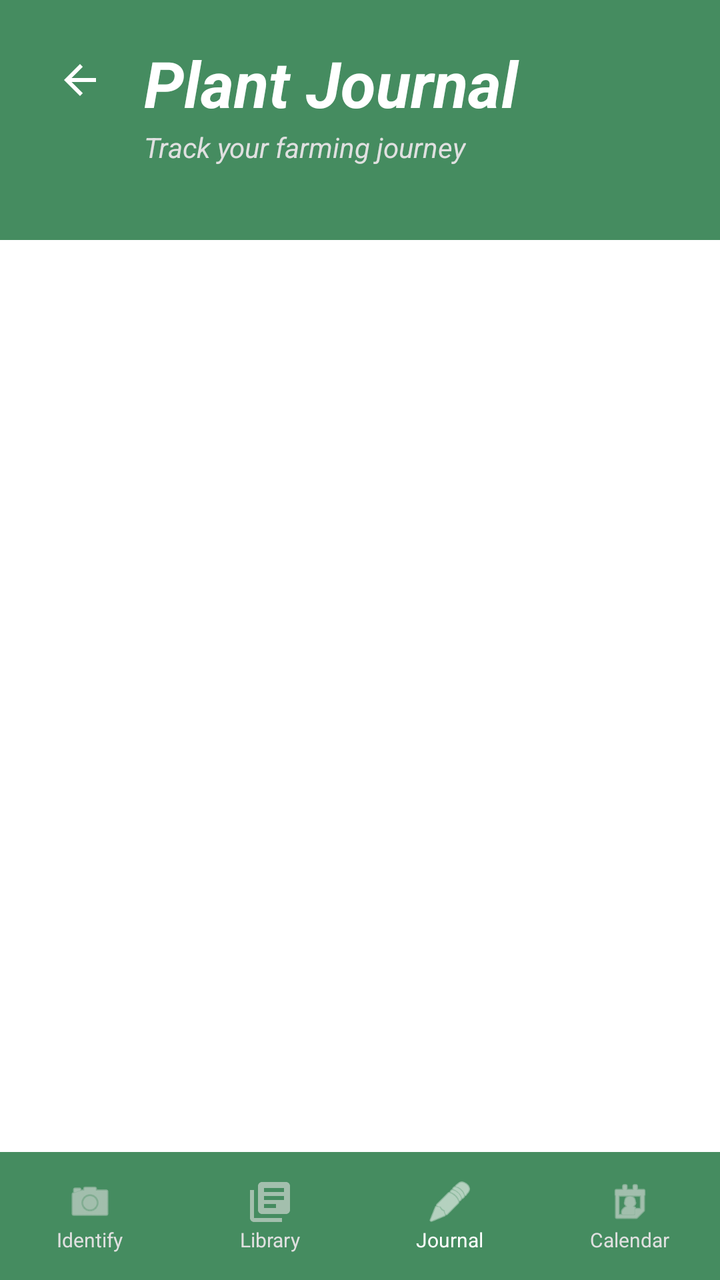
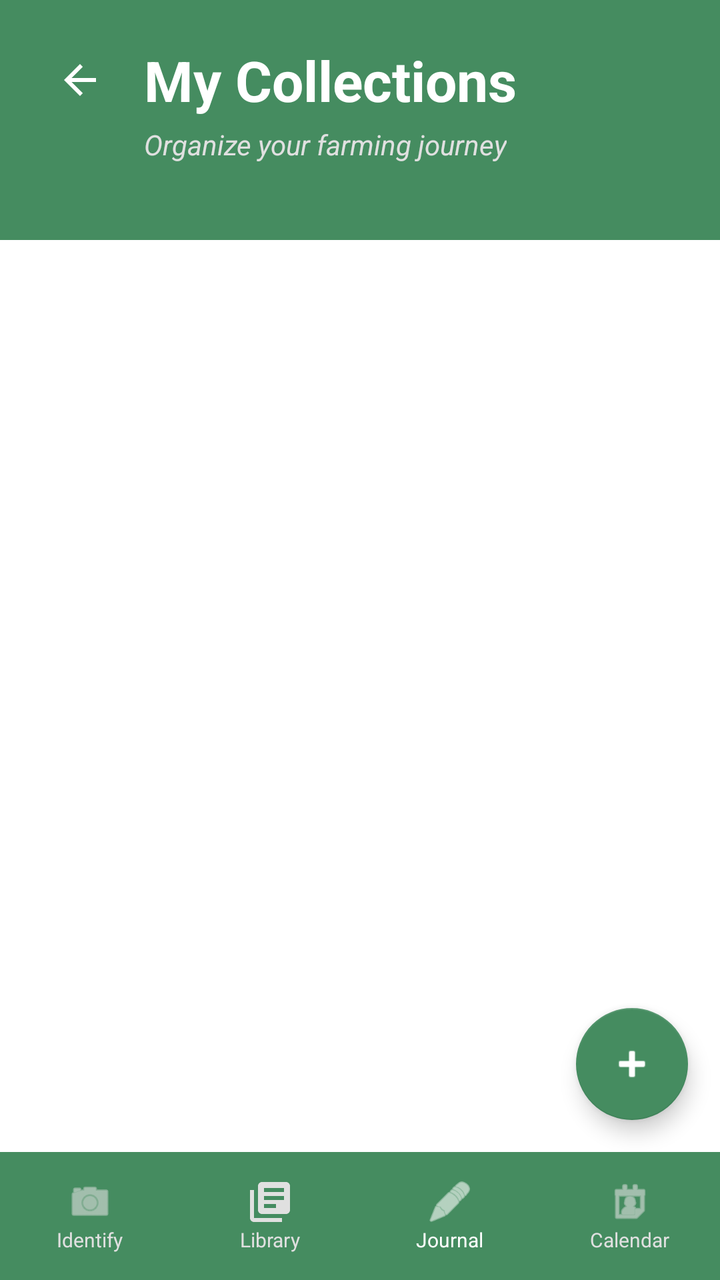

The first picture is an Android layout as it rendered before a commit; the second is the same layout after the commit. The layout source and the unified diff follow.
<!-- AndroidManifest.xml: application theme Theme.Botadex -->
<!-- res/layout/activity_journal.xml -->
<?xml version="1.0" encoding="utf-8"?>
<androidx.constraintlayout.widget.ConstraintLayout xmlns:android="http://schemas.android.com/apk/res/android"
    xmlns:app="http://schemas.android.com/apk/res-auto"
    xmlns:tools="http://schemas.android.com/tools"
    android:layout_width="match_parent"
    android:layout_height="match_parent"
    android:background="#FFFFFF">

    

    <View
        android:id="@+id/headerBackground"
        android:layout_width="0dp"
        android:layout_height="120dp"
        android:background="#458C60"
        app:layout_constraintEnd_toEndOf="parent"
        app:layout_constraintHorizontal_bias="0.0"
        app:layout_constraintStart_toStartOf="parent"
        app:layout_constraintTop_toTopOf="parent" />

    <ImageButton
        android:id="@+id/backButton"
        android:layout_width="48dp"
        android:layout_height="48dp"
        android:layout_marginStart="16dp"
        android:layout_marginTop="16dp"
        android:background="?attr/selectableItemBackgroundBorderless"
        android:contentDescription="Back"
        android:src="@drawable/abc_ic_ab_back_material"
        app:layout_constraintStart_toStartOf="parent"
        app:layout_constraintTop_toTopOf="parent"
        app:tint="#FFFFFF" />

    <TextView
        android:id="@+id/titleText"
        android:layout_width="210dp"
        android:layout_height="40dp"
        android:layout_marginStart="8dp"
        android:text="Plant Journal"
        android:textColor="#FFFFFF"
        android:textSize="32sp"
        android:textStyle="bold|italic"
        app:layout_constraintBottom_toBottomOf="@id/backButton"
        app:layout_constraintStart_toEndOf="@id/backButton"
        app:layout_constraintTop_toTopOf="@id/backButton" />

    <TextView
        android:id="@+id/subtitleText"
        android:layout_width="wrap_content"
        android:layout_height="wrap_content"
        android:layout_marginTop="4dp"
        android:text="Track your farming journey"
        android:textColor="#E0E0E0"
        android:textSize="14sp"
        android:textStyle="italic"
        app:layout_constraintStart_toStartOf="@id/titleText"
        app:layout_constraintTop_toBottomOf="@id/titleText" />

    
    <androidx.recyclerview.widget.RecyclerView
        android:id="@+id/journalRecyclerView"
        android:layout_width="0dp"
        android:layout_height="0dp"
        android:layout_marginTop="16dp"
        android:paddingHorizontal="8dp"
        app:layout_constraintBottom_toTopOf="@id/bottomNavigation"
        app:layout_constraintEnd_toEndOf="parent"
        app:layout_constraintStart_toStartOf="parent"
        app:layout_constraintTop_toBottomOf="@id/headerBackground"
        tools:listitem="@layout/item_journal_card" />

    
    <LinearLayout
        android:id="@+id/bottomNavigation"
        android:layout_width="0dp"
        android:layout_height="64dp"
        android:background="#458C60"
        android:orientation="horizontal"
        app:layout_constraintBottom_toBottomOf="parent"
        app:layout_constraintEnd_toEndOf="parent"
        app:layout_constraintStart_toStartOf="parent">

        <LinearLayout
            android:id="@+id/navIdentify"
            android:layout_width="0dp"
            android:layout_height="match_parent"
            android:layout_weight="1"
            android:gravity="center"
            android:orientation="vertical">

            <ImageView
                android:layout_width="24dp"
                android:layout_height="24dp"
                android:src="@android:drawable/ic_menu_camera"
                app:tint="#E0E0E0" />

            <TextView
                android:layout_width="wrap_content"
                android:layout_height="wrap_content"
                android:text="Identify"
                android:textColor="#E0E0E0"
                android:textSize="10sp" />
        </LinearLayout>

        <LinearLayout
            android:id="@+id/navLibrary"
            android:layout_width="0dp"
            android:layout_height="match_parent"
            android:layout_weight="1"
            android:gravity="center"
            android:orientation="vertical">

            <ImageView
                android:layout_width="24dp"
                android:layout_height="24dp"
                android:src="@drawable/ic_library_books"
                app:tint="#9AE0E0E0" />

            <TextView
                android:layout_width="wrap_content"
                android:layout_height="wrap_content"
                android:text="Library"
                android:textColor="#E0E0E0"
                android:textSize="10sp" />
        </LinearLayout>

        <LinearLayout
            android:id="@+id/navJournal"
            android:layout_width="0dp"
            android:layout_height="match_parent"
            android:layout_weight="1"
            android:gravity="center"
            android:orientation="vertical">

            <ImageView
                android:layout_width="24dp"
                android:layout_height="24dp"
                android:foreground="@android:drawable/ic_menu_edit"
                android:foregroundTint="#FFFFFF"
                android:src="@android:drawable/ic_menu_edit"
                app:tint="#FFFFFF" />

            <TextView
                android:layout_width="wrap_content"
                android:layout_height="wrap_content"
                android:text="Journal"
                android:textColor="#FFFFFF"
                android:textSize="10sp" />
        </LinearLayout>

        <LinearLayout
            android:id="@+id/navCalendar"
            android:layout_width="0dp"
            android:layout_height="match_parent"
            android:layout_weight="1"
            android:gravity="center"
            android:orientation="vertical">

            <ImageView
                android:layout_width="24dp"
                android:layout_height="24dp"
                android:src="@android:drawable/ic_menu_my_calendar"
                app:tint="#E0E0E0" />

            <TextView
                android:layout_width="wrap_content"
                android:layout_height="wrap_content"
                android:text="Calendar"
                android:textColor="#E0E0E0"
                android:textSize="10sp" />
        </LinearLayout>
    </LinearLayout>

</androidx.constraintlayout.widget.ConstraintLayout>
<!-- res/layout/item_journal_card.xml (included above) -->
<?xml version="1.0" encoding="utf-8"?>
<androidx.cardview.widget.CardView xmlns:android="http://schemas.android.com/apk/res/android"
    xmlns:app="http://schemas.android.com/apk/res-auto"
    android:layout_width="match_parent"
    android:layout_height="wrap_content"
    android:layout_marginVertical="8dp"
    android:layout_marginHorizontal="16dp"
    app:cardCornerRadius="16dp"
    app:cardElevation="4dp">

    <androidx.constraintlayout.widget.ConstraintLayout
        android:layout_width="match_parent"
        android:layout_height="wrap_content">

        <ImageView
            android:id="@+id/journalImage"
            android:layout_width="0dp"
            android:layout_height="150dp"
            android:background="#12182B"
            android:scaleType="centerCrop"
            app:layout_constraintEnd_toEndOf="parent"
            app:layout_constraintStart_toStartOf="parent"
            app:layout_constraintTop_toTopOf="parent" />

        <TextView
            android:id="@+id/cropNameText"
            android:layout_width="0dp"
            android:layout_height="wrap_content"
            android:layout_marginStart="16dp"
            android:layout_marginTop="8dp"
            android:fontFamily="@font/jockey_one"
            android:text="Crop Name..."
            android:textColor="#000000"
            android:textSize="20sp"
            android:textStyle="bold"
            app:layout_constraintEnd_toStartOf="@+id/deleteButton"
            app:layout_constraintStart_toStartOf="parent"
            app:layout_constraintTop_toBottomOf="@id/journalImage" />

        <ImageButton
            android:id="@+id/deleteButton"
            android:layout_width="48dp"
            android:layout_height="48dp"
            android:layout_marginEnd="8dp"
            android:background="?attr/selectableItemBackgroundBorderless"
            android:src="@android:drawable/ic_menu_delete"
            app:layout_constraintBottom_toBottomOf="@id/dateText"
            app:layout_constraintEnd_toEndOf="parent"
            app:layout_constraintTop_toTopOf="@id/cropNameText"
            app:tint="#FF0000" />

        <TextView
            android:id="@+id/dateText"
            android:layout_width="wrap_content"
            android:layout_height="wrap_content"
            android:layout_marginStart="16dp"
            android:text="01/01/2026"
            android:textColor="#9E9E9E"
            android:textSize="14sp"
            android:textStyle="italic"
            app:layout_constraintStart_toStartOf="parent"
            app:layout_constraintTop_toBottomOf="@id/cropNameText" />

        <TextView
            android:id="@+id/notesText"
            android:layout_width="0dp"
            android:layout_height="wrap_content"
            android:layout_marginStart="16dp"
            android:layout_marginTop="4dp"
            android:layout_marginEnd="16dp"
            android:layout_marginBottom="16dp"
            android:fontFamily="@font/jockey_one"
            android:text="Documentations"
            android:textColor="#616161"
            android:textSize="12sp"
            app:layout_constraintBottom_toBottomOf="parent"
            app:layout_constraintEnd_toEndOf="parent"
            app:layout_constraintStart_toStartOf="parent"
            app:layout_constraintTop_toBottomOf="@id/dateText" />

    </androidx.constraintlayout.widget.ConstraintLayout>
</androidx.cardview.widget.CardView>
<!-- resources referenced by this layout -->
<resources>
  <!-- drawable ic_library_books (drawable) -->
  <vector xmlns:android="http://schemas.android.com/apk/res/android"
      android:width="24dp"
      android:height="24dp"
      android:viewportWidth="24.0"
      android:viewportHeight="24.0">
      <path
          android:fillColor="#FF000000"
          android:pathData="M4,6H2v14c0,1.1 0.9,2 2,2h14v-2H4V6zm16,-4H8C6.9,2 6,2.9 6,4v12c0,1.1 0.9,2 2,2h12c1.1,0 2,-0.9 2,-2V4c0,-1.1 -0.9,-2 -2,-2zm-1,9H9V9h10v2zm-4,4H9v-2h6v2zm4,-8H9V5h10v2z" />
  </vector>
  <style name="Theme.Botadex" parent="Theme.MaterialComponents.DayNight.NoActionBar">
          
          <item name="colorPrimary">@color/purple_500</item>
          <item name="colorPrimaryVariant">@color/purple_700</item>
          <item name="colorOnPrimary">@color/white</item>
          
          <item name="colorSecondary">@color/teal_200</item>
          <item name="colorSecondaryVariant">@color/teal_700</item>
          <item name="colorOnSecondary">@color/black</item>
          
          <item name="android:statusBarColor">?attr/colorPrimaryVariant</item>
          
      </style>
  <color name="purple_500">#FF6200EE</color>
  <color name="purple_700">#FF3700B3</color>
  <color name="white">#FFFFFFFF</color>
  <color name="teal_200">#FF03DAC5</color>
  <color name="teal_700">#FF018786</color>
  <color name="black">#FF000000</color>
</resources>

<!-- the commit's change to res/layout/activity_journal.xml (unified diff, before → after) -->
@@ -7,14 +7,12 @@
     android:background="#FFFFFF">
 
     
-
     <View
         android:id="@+id/headerBackground"
         android:layout_width="0dp"
         android:layout_height="120dp"
         android:background="#458C60"
         app:layout_constraintEnd_toEndOf="parent"
-        app:layout_constraintHorizontal_bias="0.0"
         app:layout_constraintStart_toStartOf="parent"
         app:layout_constraintTop_toTopOf="parent" />
 
@@ -33,13 +31,13 @@
 
     <TextView
         android:id="@+id/titleText"
-        android:layout_width="210dp"
-        android:layout_height="40dp"
+        android:layout_width="wrap_content"
+        android:layout_height="wrap_content"
         android:layout_marginStart="8dp"
-        android:text="Plant Journal"
+        android:text="My Collections"
         android:textColor="#FFFFFF"
-        android:textSize="32sp"
-        android:textStyle="bold|italic"
+        android:textSize="28sp"
+        android:textStyle="bold"
         app:layout_constraintBottom_toBottomOf="@id/backButton"
         app:layout_constraintStart_toEndOf="@id/backButton"
         app:layout_constraintTop_toTopOf="@id/backButton" />
@@ -49,7 +47,7 @@
         android:layout_width="wrap_content"
         android:layout_height="wrap_content"
         android:layout_marginTop="4dp"
-        android:text="Track your farming journey"
+        android:text="Organize your farming journey"
         android:textColor="#E0E0E0"
         android:textSize="14sp"
         android:textStyle="italic"
@@ -67,7 +65,20 @@
         app:layout_constraintEnd_toEndOf="parent"
         app:layout_constraintStart_toStartOf="parent"
         app:layout_constraintTop_toBottomOf="@id/headerBackground"
-        tools:listitem="@layout/item_journal_card" />
+        tools:listitem="@layout/item_collection_card" />
+
+    <com.google.android.material.floatingactionbutton.FloatingActionButton
+        android:id="@+id/addCollectionButton"
+        android:layout_width="wrap_content"
+        android:layout_height="wrap_content"
+        android:layout_marginEnd="16dp"
+        android:layout_marginBottom="16dp"
+        android:src="@android:drawable/ic_input_add"
+        app:backgroundTint="#458C60"
+        app:layout_constraintBottom_toTopOf="@id/bottomNavigation"
+        app:layout_constraintEnd_toEndOf="parent"
+        app:tint="#FFFFFF"
+        android:contentDescription="Add New Collection" />
 
     
     <LinearLayout
@@ -85,21 +96,12 @@
             android:layout_width="0dp"
             android:layout_height="match_parent"
             android:layout_weight="1"
-            android:gravity="center"
-            android:orientation="vertical">
-
-            <ImageView
-                android:layout_width="24dp"
-                android:layout_height="24dp"
-                android:src="@android:drawable/ic_menu_camera"
-                app:tint="#E0E0E0" />
-
-            <TextView
-                android:layout_width="wrap_content"
-                android:layout_height="wrap_content"
-                android:text="Identify"
-                android:textColor="#E0E0E0"
-                android:textSize="10sp" />
+            android:clickable="true"
+            android:focusable="true"
+            android:gravity="center"
+            android:orientation="vertical">
+            <ImageView android:layout_width="24dp" android:layout_height="24dp" android:src="@android:drawable/ic_menu_camera" app:tint="#E0E0E0" />
+            <TextView android:layout_width="wrap_content" android:layout_height="wrap_content" android:text="Identify" android:textColor="#E0E0E0" android:textSize="10sp" />
         </LinearLayout>
 
         <LinearLayout
@@ -107,21 +109,12 @@
             android:layout_width="0dp"
             android:layout_height="match_parent"
             android:layout_weight="1"
-            android:gravity="center"
-            android:orientation="vertical">
-
-            <ImageView
-                android:layout_width="24dp"
-                android:layout_height="24dp"
-                android:src="@drawable/ic_library_books"
-                app:tint="#9AE0E0E0" />
-
-            <TextView
-                android:layout_width="wrap_content"
-                android:layout_height="wrap_content"
-                android:text="Library"
-                android:textColor="#E0E0E0"
-                android:textSize="10sp" />
+            android:clickable="true"
+            android:focusable="true"
+            android:gravity="center"
+            android:orientation="vertical">
+            <ImageView android:layout_width="24dp" android:layout_height="24dp" android:src="@drawable/ic_library_books" app:tint="#E0E0E0" />
+            <TextView android:layout_width="wrap_content" android:layout_height="wrap_content" android:text="Library" android:textColor="#E0E0E0" android:textSize="10sp" />
         </LinearLayout>
 
         <LinearLayout
@@ -129,23 +122,12 @@
             android:layout_width="0dp"
             android:layout_height="match_parent"
             android:layout_weight="1"
-            android:gravity="center"
-            android:orientation="vertical">
-
-            <ImageView
-                android:layout_width="24dp"
-                android:layout_height="24dp"
-                android:foreground="@android:drawable/ic_menu_edit"
-                android:foregroundTint="#FFFFFF"
-                android:src="@android:drawable/ic_menu_edit"
-                app:tint="#FFFFFF" />
-
-            <TextView
-                android:layout_width="wrap_content"
-                android:layout_height="wrap_content"
-                android:text="Journal"
-                android:textColor="#FFFFFF"
-                android:textSize="10sp" />
+            android:clickable="true"
+            android:focusable="true"
+            android:gravity="center"
+            android:orientation="vertical">
+            <ImageView android:layout_width="24dp" android:layout_height="24dp" android:src="@android:drawable/ic_menu_edit" app:tint="#FFFFFF" />
+            <TextView android:layout_width="wrap_content" android:layout_height="wrap_content" android:text="Journal" android:textColor="#FFFFFF" android:textSize="10sp" />
         </LinearLayout>
 
         <LinearLayout
@@ -153,26 +135,17 @@
             android:layout_width="0dp"
             android:layout_height="match_parent"
             android:layout_weight="1"
-            android:gravity="center"
-            android:orientation="vertical">
-
-            <ImageView
-                android:layout_width="24dp"
-                android:layout_height="24dp"
-                android:src="@android:drawable/ic_menu_my_calendar"
-                app:tint="#E0E0E0" />
-
-            <TextView
-                android:layout_width="wrap_content"
-                android:layout_height="wrap_content"
-                android:text="Calendar"
-                android:textColor="#E0E0E0"
-                android:textSize="10sp" />
+            android:clickable="true"
+            android:focusable="true"
+            android:gravity="center"
+            android:orientation="vertical">
+            <ImageView android:layout_width="24dp" android:layout_height="24dp" android:src="@android:drawable/ic_menu_my_calendar" app:tint="#E0E0E0" />
+            <TextView android:layout_width="wrap_content" android:layout_height="wrap_content" android:text="Calendar" android:textColor="#E0E0E0" android:textSize="10sp" />
         </LinearLayout>
     </LinearLayout>
 
 </androidx.constraintlayout.widget.ConstraintLayout>
-<!-- res/layout/item_journal_card.xml (included above) -->
+<!-- res/layout/item_collection_card.xml (included above) -->
 <?xml version="1.0" encoding="utf-8"?>
 <androidx.cardview.widget.CardView xmlns:android="http://schemas.android.com/apk/res/android"
     xmlns:app="http://schemas.android.com/apk/res-auto"
@@ -185,73 +158,54 @@
 
     <androidx.constraintlayout.widget.ConstraintLayout
         android:layout_width="match_parent"
-        android:layout_height="wrap_content">
+        android:layout_height="wrap_content"
+        android:padding="16dp">
 
         <ImageView
-            android:id="@+id/journalImage"
-            android:layout_width="0dp"
-            android:layout_height="150dp"
-            android:background="#12182B"
-            android:scaleType="centerCrop"
-            app:layout_constraintEnd_toEndOf="parent"
+            android:id="@+id/collectionIcon"
+            android:layout_width="60dp"
+            android:layout_height="60dp"
+            android:src="@drawable/ic_book"
             app:layout_constraintStart_toStartOf="parent"
-            app:layout_constraintTop_toTopOf="parent" />
+            app:layout_constraintTop_toTopOf="parent"
+            app:layout_constraintBottom_toBottomOf="parent"
+            app:tint="#458C60" />
 
         <TextView
-            android:id="@+id/cropNameText"
+            android:id="@+id/collectionTitleText"
             android:layout_width="0dp"
             android:layout_height="wrap_content"
             android:layout_marginStart="16dp"
-            android:layout_marginTop="8dp"
-            android:fontFamily="@font/jockey_one"
-            android:text="Crop Name..."
+            android:fontFamily="@font/bakbak_one"
+            android:text="My Garden Collection"
             android:textColor="#000000"
             android:textSize="20sp"
             android:textStyle="bold"
-            app:layout_constraintEnd_toStartOf="@+id/deleteButton"
-            app:layout_constraintStart_toStartOf="parent"
-            app:layout_constraintTop_toBottomOf="@id/journalImage" />
-
-        <ImageButton
-            android:id="@+id/deleteButton"
-            android:layout_width="48dp"
-            android:layout_height="48dp"
-            android:layout_marginEnd="8dp"
-            android:background="?attr/selectableItemBackgroundBorderless"
-            android:src="@android:drawable/ic_menu_delete"
-            app:layout_constraintBottom_toBottomOf="@id/dateText"
-            app:layout_constraintEnd_toEndOf="parent"
-            app:layout_constraintTop_toTopOf="@id/cropNameText"
-            app:tint="#FF0000" />
+            app:layout_constraintEnd_toStartOf="@+id/deleteCollectionButton"
+            app:layout_constraintStart_toEndOf="@id/collectionIcon"
+            app:layout_constraintTop_toTopOf="parent" />
 
         <TextView
-            android:id="@+id/dateText"
+            android:id="@+id/collectionInfoText"
             android:layout_width="wrap_content"
             android:layout_height="wrap_content"
-            android:layout_marginStart="16dp"
-            android:text="01/01/2026"
+            android:text="5 Entries • Created: 01/01/2026"
             android:textColor="#9E9E9E"
             android:textSize="14sp"
             android:textStyle="italic"
-            app:layout_constraintStart_toStartOf="parent"
-            app:layout_constraintTop_toBottomOf="@id/cropNameText" />
-
-        <TextView
-            android:id="@+id/notesText"
-            android:layout_width="0dp"
-            android:layout_height="wrap_content"
-            android:layout_marginStart="16dp"
-            android:layout_marginTop="4dp"
-            android:layout_marginEnd="16dp"
-            android:layout_marginBottom="16dp"
-            android:fontFamily="@font/jockey_one"
-            android:text="Documentations"
-            android:textColor="#616161"
-            android:textSize="12sp"
+            app:layout_constraintStart_toStartOf="@id/collectionTitleText"
+            app:layout_constraintTop_toBottomOf="@id/collectionTitleText" />
+
+        <ImageButton
+            android:id="@+id/deleteCollectionButton"
+            android:layout_width="48dp"
+            android:layout_height="48dp"
+            android:background="?attr/selectableItemBackgroundBorderless"
+            android:src="@android:drawable/ic_menu_delete"
             app:layout_constraintBottom_toBottomOf="parent"
             app:layout_constraintEnd_toEndOf="parent"
-            app:layout_constraintStart_toStartOf="parent"
-            app:layout_constraintTop_toBottomOf="@id/dateText" />
+            app:layout_constraintTop_toTopOf="parent"
+            app:tint="#FF0000" />
 
     </androidx.constraintlayout.widget.ConstraintLayout>
 </androidx.cardview.widget.CardView>
<!-- resource entries referenced after the edit -->
@@ -1,5 +1,15 @@
 <!-- resources referenced by this layout -->
 <resources>
+  <!-- drawable ic_book (drawable) -->
+  <vector xmlns:android="http://schemas.android.com/apk/res/android"
+      android:width="24dp"
+      android:height="24dp"
+      android:viewportWidth="24.0"
+      android:viewportHeight="24.0">
+      <path
+          android:fillColor="#FF000000"
+          android:pathData="M18,2H6c-1.1,0 -2,0.9 -2,2v16c0,1.1 0.9,2 2,2h12c1.1,0 2,-0.9 2,-2V4c0,-1.1 -0.9,-2 -2,-2zM6,4h5v8l-2.5,-1.5L6,12V4z" />
+  </vector>
   <!-- drawable ic_library_books (drawable) -->
   <vector xmlns:android="http://schemas.android.com/apk/res/android"
       android:width="24dp"
